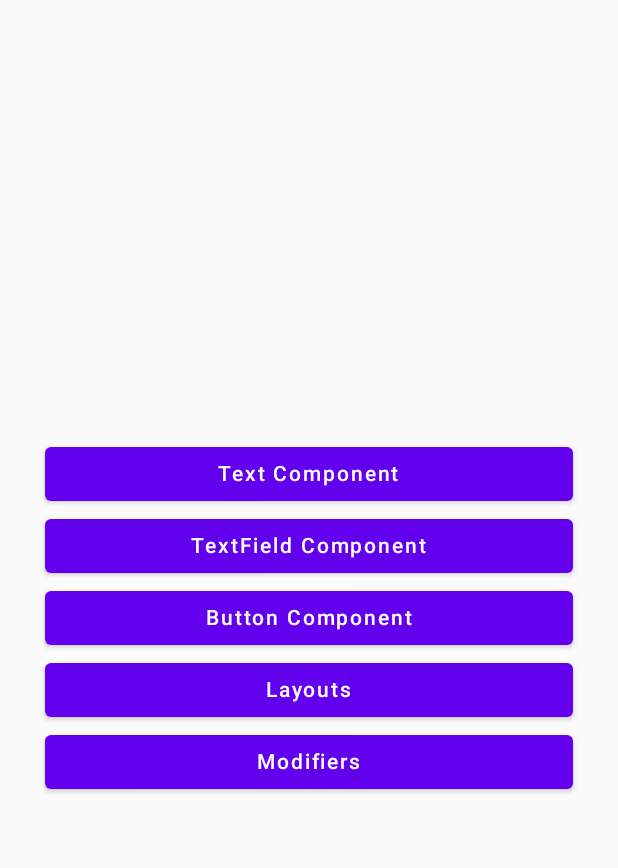
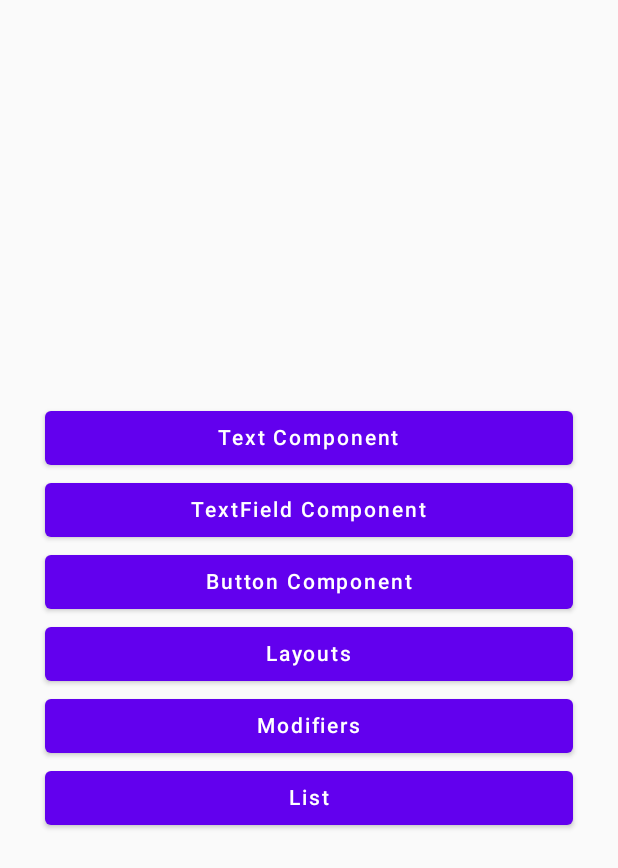
Before and after one commit to aparna-tati-simformsolutions/Jetpack-Compose, an Android app built with Jetpack Compose: the screen it shows after launch (MainActivity), on a phone screen of 412 x 824 dp. Shown: the top 868 px of the screen. Run offline under Robolectric (Android 15) with nearby library versions, the phone set to English and light mode, and no system bars.

Commit message:
List Component

```diff
--- /dev/null
+++ b/app/src/main/java/com/example/myapplication/model/Language.kt
@@ -0,0 +1,3 @@
+package com.example.myapplication.model
+
+data class Language(val name: String, val image: Int)
--- a/app/src/main/java/com/example/myapplication/navigation/NavGraph.kt
+++ b/app/src/main/java/com/example/myapplication/navigation/NavGraph.kt
@@ -6,8 +6,11 @@ import androidx.navigation.compose.NavHost
 import androidx.navigation.compose.composable
 import com.example.myapplication.ui.components.ButtonComponent
 import com.example.myapplication.ui.components.Components
+import com.example.myapplication.ui.components.CustomList
 import com.example.myapplication.ui.components.Layouts
+import com.example.myapplication.ui.components.ListComponent
 import com.example.myapplication.ui.components.Modifiers
+import com.example.myapplication.ui.components.SimpleList
 import com.example.myapplication.ui.components.TextComponent
 import com.example.myapplication.ui.components.TextFieldComponent
 
@@ -35,5 +38,14 @@ fun NavGraph(navController: NavHostController) {
         composable(route = Screens.Modifiers.route) {
             Modifiers()
         }
+        composable(route = Screens.List.route) {
+            ListComponent(navController)
+        }
+        composable(route = Screens.SimpleList.route) {
+            SimpleList()
+        }
+        composable(route = Screens.CustomList.route) {
+            CustomList()
+        }
     }
 }
--- a/app/src/main/java/com/example/myapplication/navigation/Screens.kt
+++ b/app/src/main/java/com/example/myapplication/navigation/Screens.kt
@@ -7,4 +7,7 @@ sealed class Screens(val route: String) {
     object Button: Screens("Button_Screen")
     object Layouts: Screens("Layout_Screen")
     object Modifiers: Screens("Modifier_Screen")
+    object List: Screens("List_Screen")
+    object SimpleList: Screens("Simple_List_Screen")
+    object CustomList: Screens("Custom_List_Screen")
 }
--- a/app/src/main/java/com/example/myapplication/ui/components/Components.kt
+++ b/app/src/main/java/com/example/myapplication/ui/components/Components.kt
@@ -17,7 +17,9 @@ import com.example.myapplication.navigation.Screens
 @Composable
 fun Components(navController: NavController) {
     Column(
-        modifier = Modifier.fillMaxSize().padding(all = 30.dp),
+        modifier = Modifier
+            .fillMaxSize()
+            .padding(all = 30.dp),
         verticalArrangement = Arrangement.Center,
         horizontalAlignment = Alignment.CenterHorizontally
     ) {
@@ -50,5 +52,11 @@ fun Components(navController: NavController) {
         }, modifier = Modifier.fillMaxWidth()) {
             Text(text = "Modifiers")
         }
+
+        Button(onClick = {
+            navController.navigate(Screens.List.route)
+        }, modifier = Modifier.fillMaxWidth()) {
+            Text(text = "List")
+        }
     }
 }
```
Also changed, not shown: app/src/main/java/com/example/myapplication/dataprovider/DataProvider.kt (added, +16 -0 lines), app/src/main/java/com/example/myapplication/ui/components/CustomList.kt (added, +66 -0 lines), app/src/main/java/com/example/myapplication/ui/components/ListComponent.kt (added, +36 -0 lines), app/src/main/java/com/example/myapplication/ui/components/SimpleList.kt (added, +23 -0 lines).
